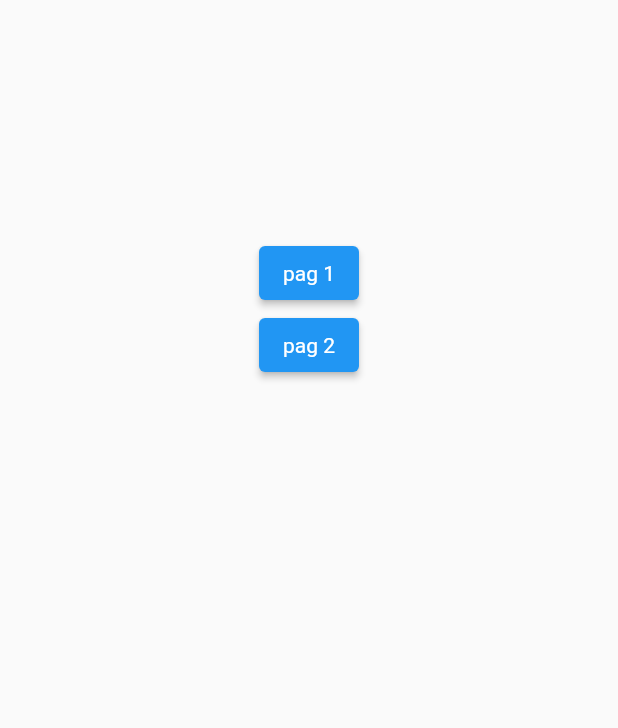
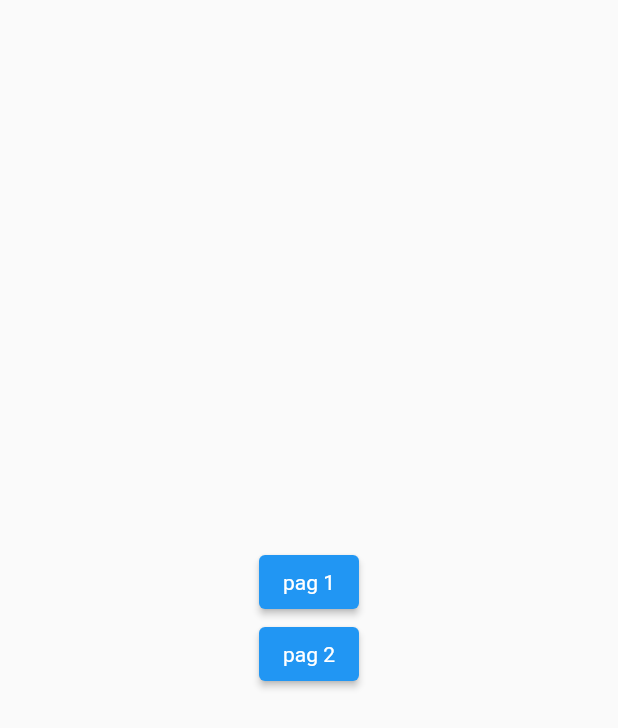
Before and after one commit to robertoalvesneto/bemolTeste, a Flutter app: the screen it shows after launch, swiped to page 2, on a phone screen of 412 x 824 dp. Shown: the top 728 px of the screen. Run offline on Flutter 3.47's test engine with Material 2 defaults, Android fonts, the phone set to English and light mode, and no system bars.

Commit message:
concertando problemas nas funcoes constantes

```diff
--- a/projeto/bemol_canal/lib/constants/colors.dart
+++ b/projeto/bemol_canal/lib/constants/colors.dart
@@ -4,6 +4,7 @@ class ConstColors {
   ConstColors._();
 
   static const blue = Color.fromRGBO(0, 146, 212, 1);
+  static const liteBlue = Color.fromRGBO(0, 182, 245, 1);
   static const red = Color.fromRGBO(222, 71, 64, 1);
   static const white = Color.fromRGBO(255, 255, 255, 1);
 }
--- a/projeto/bemol_canal/lib/constants/screen_size.dart
+++ b/projeto/bemol_canal/lib/constants/screen_size.dart
@@ -15,7 +15,7 @@ class Screen {
     assert(context != null || screenHeight != 0);
 
     double height =
-        (context != null) ? size(context).width : screenHeight;
+        (context != null) ? size(context).height : screenHeight;
 
     return ((height - subtract) * multipliedBy) / dividedBy;
   }
```
